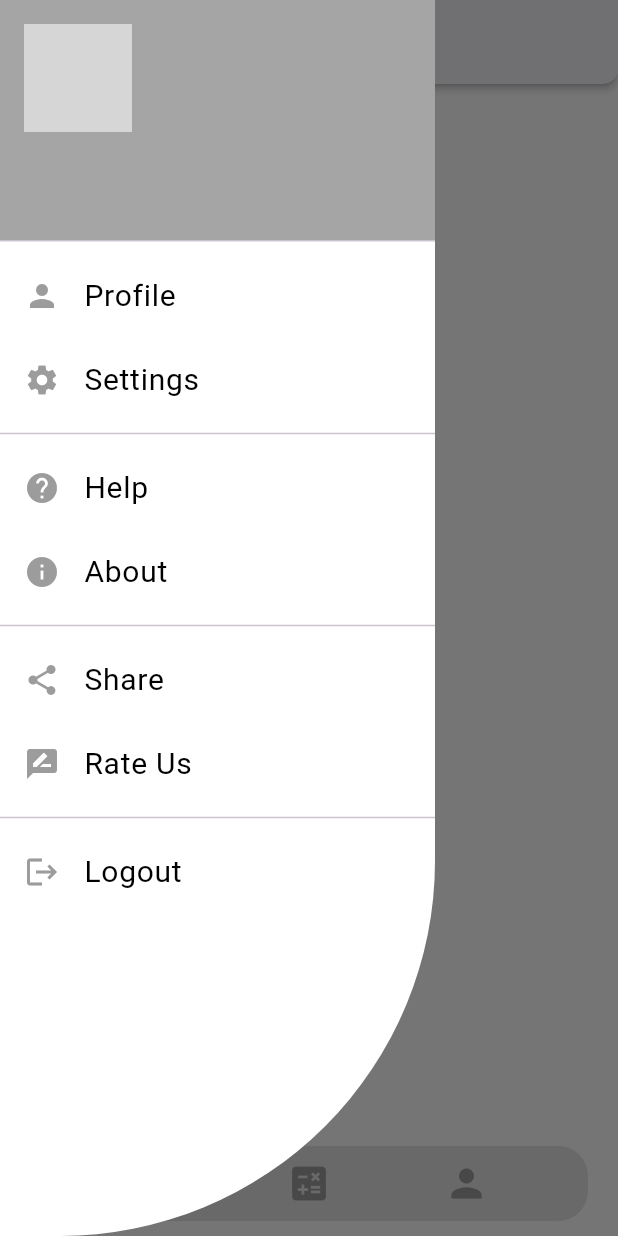
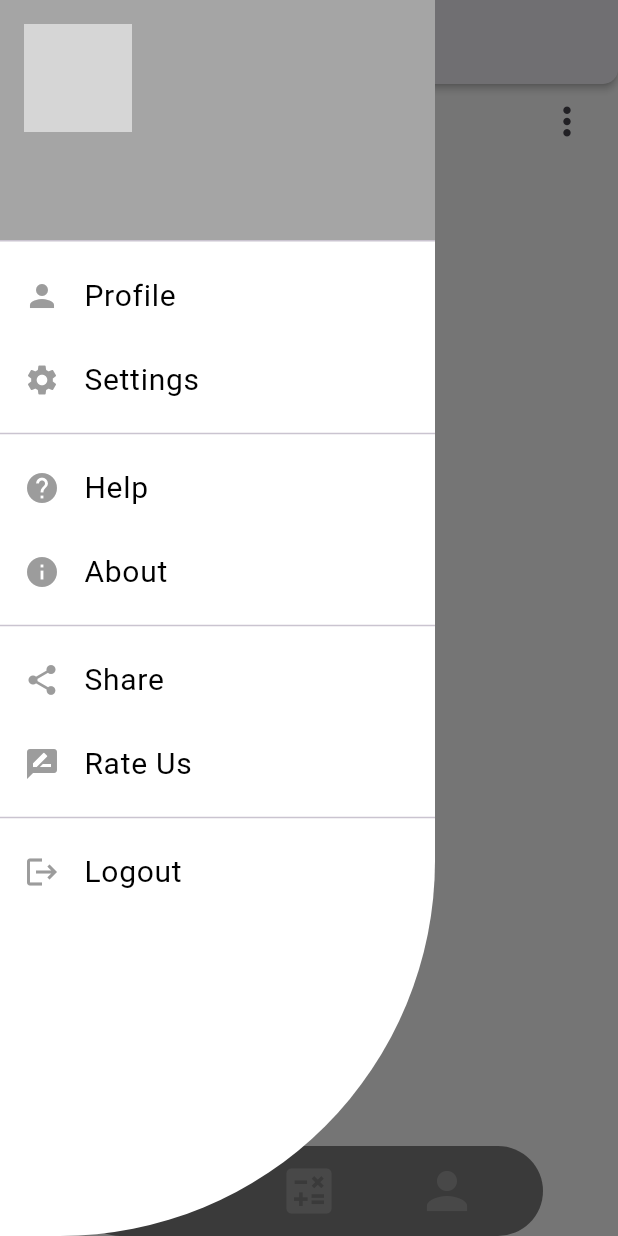
Before and after one commit to Amr-3li/Linkify-Social-Media-App, a Flutter app: the HomePage screen opened directly, with the side drawer open, on a phone screen of 412 x 824 dp. Run offline on Flutter 3.47's test engine with Material 3 defaults, Android fonts, the phone set to English and light mode, and no system bars; our stand-ins replace bloc, cloud_firestore, device_preview, dio, firebase_auth, firebase_core and 2 more; accounts and stored records are empty; network calls fail; grey boxes are pictures that could not be loaded.

Commit message:
initiate post and finish post header

```diff
--- a/lib/Features/home/presentation/view/home_page.dart
+++ b/lib/Features/home/presentation/view/home_page.dart
@@ -2,6 +2,7 @@ import 'package:flutter/material.dart';
 import 'package:true_gym/Features/home/presentation/view/widgets/home_appbar.dart';
 import 'package:true_gym/Features/home/presentation/view/widgets/home_drawer.dart';
 import 'package:true_gym/Features/profile/presentation/view/profile.dart';
+import 'package:true_gym/lists.dart';
 import 'package:true_gym/views/pages/app_pages/settings.dart';
 import 'package:true_gym/views/widgets/home_page_body.dart';
 
@@ -13,12 +14,6 @@ class HomePage extends StatefulWidget {
 }
 
 class _HomePageState extends State<HomePage> {
-  List navigationItems = [
-    Icons.home,
-    Icons.calculate,
-    Icons.person,
-  ];
-  List pages = const [HomePageBody(), SettingsPage(), ProfilePage()];
   int currentIndex = 0;
   late PageController pageController;
   @override
@@ -50,13 +45,13 @@ class _HomePageState extends State<HomePage> {
           itemBuilder: (context, index) {
             return pages[index];
           }),
-      bottomNavigationBar: SafeArea(
-        child: Container(
-          margin: const EdgeInsets.symmetric(horizontal: 20, vertical: 10),
-          height: 50,
-          decoration: const BoxDecoration(
-              color: Color(0xFFE5E5E5),
-              borderRadius: BorderRadius.all(Radius.circular(20))),
+      floatingActionButtonLocation: FloatingActionButtonLocation.centerDocked,
+      floatingActionButton: Container(
+        margin: const EdgeInsets.symmetric(horizontal: 50, vertical: 0),
+        height: 60,
+        decoration: BoxDecoration(
+            color: const Color.fromARGB(255, 0, 0, 0).withOpacity(0.5),
+            borderRadius: const BorderRadius.all(Radius.circular(30))),
         child: Row(
           mainAxisAlignment: MainAxisAlignment.spaceEvenly,
           children: navigationItems.asMap().entries.map((e) {
@@ -70,10 +65,9 @@ class _HomePageState extends State<HomePage> {
                   });
                 },
                 icon: Icon(e.value,
-                      color: currentIndex == e.key ? Colors.black : Colors.grey,
-                      size: 30));
+                    color: currentIndex == e.key ? Colors.white : Colors.grey,
+                    size: 40));
           }).toList(),
-          ),
         ),
       ),
     );
--- /dev/null
+++ b/lib/Features/home/presentation/view/widgets/post_header.dart
@@ -0,0 +1,26 @@
+import 'package:flutter/material.dart';
+
+class PostHeader extends StatelessWidget {
+  const PostHeader({super.key, required this.name});
+  final String name;
+
+  @override
+  Widget build(BuildContext context) {
+    return Row(children: [
+      ClipOval(
+          child: Container(
+        height: 50,
+        width: 50,
+        color: Colors.blueGrey,
+      )),
+      const SizedBox(width: 10),
+      Text(name,
+          style: const TextStyle(
+            fontSize: 20,
+            fontWeight: FontWeight.bold,
+          )),
+      const Spacer(),
+      IconButton(onPressed: () {}, icon: const Icon(Icons.more_vert, size: 30)),
+    ]);
+  }
+}
--- /dev/null
+++ b/lib/lists.dart
@@ -0,0 +1,11 @@
+import 'package:flutter/material.dart';
+import 'package:true_gym/Features/profile/presentation/view/profile.dart';
+import 'package:true_gym/views/pages/app_pages/settings.dart';
+import 'package:true_gym/views/widgets/home_page_body.dart';
+
+List navigationItems = [
+  Icons.home,
+  Icons.calculate,
+  Icons.person,
+];
+List pages = const [HomePageBody(), SettingsPage(), ProfilePage()];
--- a/lib/main.dart
+++ b/lib/main.dart
@@ -1,6 +1,7 @@
 import 'package:device_preview/device_preview.dart';
 import 'package:firebase_core/firebase_core.dart';
 import 'package:flutter/material.dart';
+import 'package:flutter/services.dart';
 import 'package:true_gym/data/repository/exersiese_repo.dart';
 import 'package:true_gym/data/web_ser/exersieses_calories.dart';
 import 'package:true_gym/firebase_options.dart';
@@ -11,8 +12,10 @@ void main() async {
   await Firebase.initializeApp(
     options: DefaultFirebaseOptions.currentPlatform,
   );
-  ExersieseRepository(ExersiesesWebService()).getExersieses(70, "jump", 30);
-
+  // SystemChrome.setSystemUIOverlayStyle(const SystemUiOverlayStyle(
+  //   statusBarColor: Color.fromARGB(200, 95, 95, 95),
+  //   statusBarIconBrightness: Brightness.light,
+  // ));
   runApp(DevicePreview(
     enabled: true,
     builder: (context) => const MyApp(),
--- a/lib/views/widgets/home_page_body.dart
+++ b/lib/views/widgets/home_page_body.dart
@@ -1,10 +1,33 @@
 import 'package:flutter/material.dart';
+import 'package:true_gym/Features/home/presentation/view/widgets/post_header.dart';
 
 class HomePageBody extends StatelessWidget {
   const HomePageBody({super.key});
 
   @override
   Widget build(BuildContext context) {
-    return Container();
+    return const Padding(
+      padding: EdgeInsets.symmetric(horizontal: 10.0),
+      child: Column(
+        children: [
+          PostContainer(),
+        ],
+      ),
+    );
   }
 }
+
+class PostContainer extends StatelessWidget {
+  const PostContainer({
+    super.key,
+  });
+
+  @override
+  Widget build(BuildContext context) {
+    return const Column(
+      children: [
+        PostHeader(name: "amr"),
+      ],
+    );
+  }
+}
```
Lines whose indentation alone changed are shown as unchanged.
